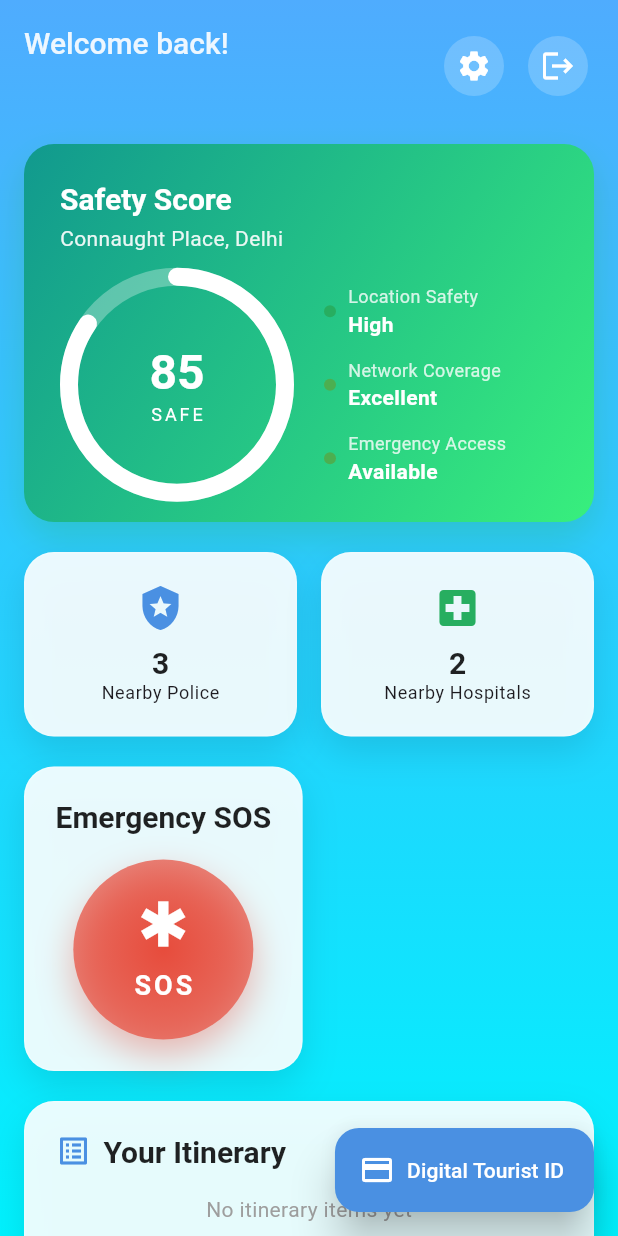
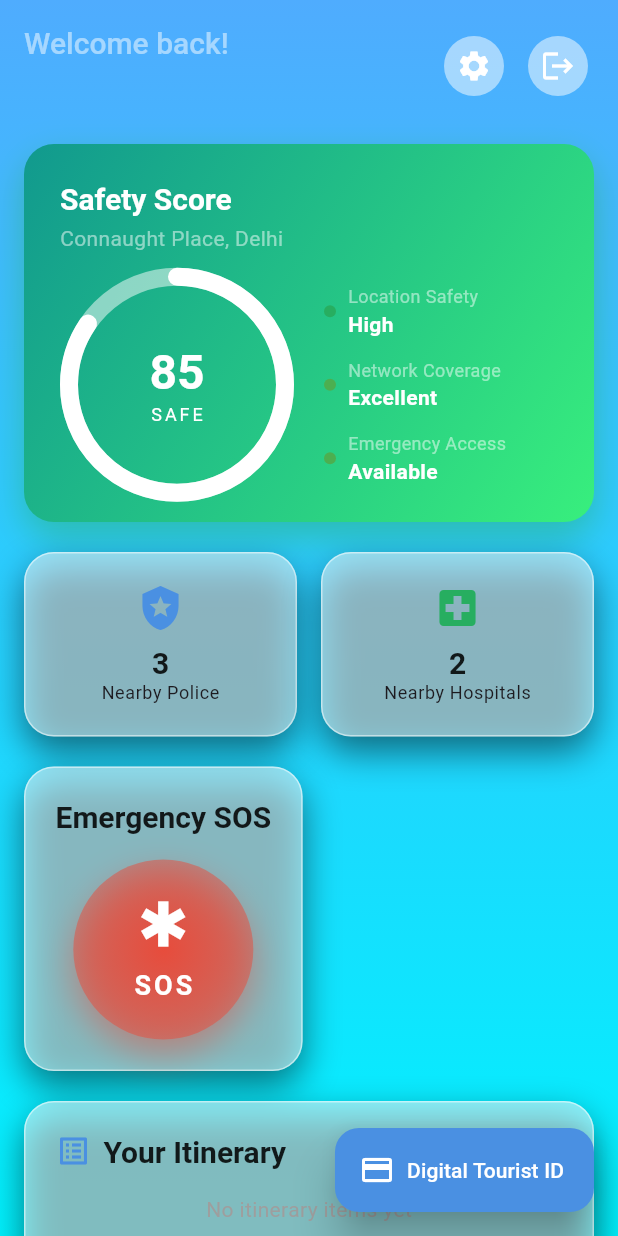
Before and after one commit to ararext/tripgrok, a Flutter app: the EnhancedDashboardScreen screen opened directly, on a phone screen of 412 x 824 dp. Run offline on Flutter 3.47's test engine with Material 3 defaults, Android fonts, the phone set to English and light mode, and no system bars; our stand-ins replace flutter_map, flutter_secure_storage, latlong2, shared_preferences; missing offline and left inert: mobile_scanner; accounts and stored records are empty.

Commit message:
refactor(i18n,cleanup): prune deps, expand localization, and remove deprecated APIs
- Trim pubspec dependencies to match actual imports and refresh lockfile
- Remove tracked Android build artifacts and delete unused core_theme.dart
- Expand ARB keys and regenerate localizations for core login/dashboard UX text
- Replace deprecated opacity calls with modern color API usage
- Update DropdownButtonFormField to initialValue
- Replace deprecated map-style RadioListTile usage in settings dialog
- Update README with cleanup, localization, and deprecation-remediation notes

```diff
--- a/lib/core/theme/app_theme.dart
+++ b/lib/core/theme/app_theme.dart
@@ -62,7 +62,7 @@ class AppTheme {
     ),
     cardTheme: CardThemeData(
   elevation: 12,
-  shadowColor: Colors.black.withOpacity(0.1),
+  shadowColor: Colors.black.withValues(alpha: 0.5),
   shape: RoundedRectangleBorder(
     borderRadius: BorderRadius.circular(20),
   ),
@@ -128,7 +128,7 @@ class AppTheme {
 
     cardTheme: CardThemeData(
   elevation: 12,
-  shadowColor: Colors.black.withOpacity(0.3),
+  shadowColor: Colors.black.withValues(alpha: 0.5),
   shape: RoundedRectangleBorder(
     borderRadius: BorderRadius.circular(20),
   ),
--- a/lib/core/theme/core_theme.dart
+++ /dev/null
@@ -1 +0,0 @@
-// appyfizz
--- a/lib/screens/enhanced_dashboard_screen.dart
+++ b/lib/screens/enhanced_dashboard_screen.dart
@@ -12,7 +12,6 @@ import 'id_screen.dart';
 import 'map_screen.dart';
 import 'settings_screen.dart';
 import 'login_screen.dart';
-import 'dart:math' as math;
 
 class EnhancedDashboardScreen extends StatefulWidget {
   final VoidCallback? onThemeToggle;
@@ -108,7 +107,10 @@ class _EnhancedDashboardScreenState extends State<EnhancedDashboardScreen>
       await TouristSecureStorage.saveItinerary(_itinerary);
       if (!mounted) return;
       _itineraryController.clear();
-      _showSnackBar('Itinerary item added successfully!', Colors.green);
+      _showSnackBar(
+        AppLocalizations.of(context)!.itineraryAddedSuccess,
+        Colors.green,
+      );
     }
   }
 
@@ -123,19 +125,22 @@ class _EnhancedDashboardScreenState extends State<EnhancedDashboardScreen>
           children: [
             Icon(Icons.warning, color: Colors.red.shade600, size: 32),
             const SizedBox(width: 12),
-            const Text('Risk Alert!', style: TextStyle(color: Colors.red)),
+            Text(
+              AppLocalizations.of(context)!.riskAlertTitle,
+              style: const TextStyle(color: Colors.red),
+            ),
           ],
         ),
         content: Column(
           mainAxisSize: MainAxisSize.min,
           children: [
             Text(
-              'You have entered a high-risk zone. Your safety score has decreased.',
+              AppLocalizations.of(context)!.riskAlertMessage,
               style: TextStyle(color: Colors.red.shade700),
             ),
             const SizedBox(height: 16),
             Text(
-              'Suggested actions:\n• Stay in well-lit areas\n• Keep emergency contacts ready\n• Consider changing route',
+              AppLocalizations.of(context)!.riskAlertActions,
               style: TextStyle(color: Colors.grey.shade700),
             ),
           ],
@@ -143,7 +148,7 @@ class _EnhancedDashboardScreenState extends State<EnhancedDashboardScreen>
         actions: [
           TextButton(
             onPressed: () => Navigator.pop(context),
-            child: const Text('Understood'),
+            child: Text(AppLocalizations.of(context)!.riskAlertUnderstood),
           ),
           ElevatedButton(
             onPressed: () {
@@ -151,7 +156,10 @@ class _EnhancedDashboardScreenState extends State<EnhancedDashboardScreen>
               _navigateToMap();
             },
             style: ElevatedButton.styleFrom(backgroundColor: Colors.red),
-            child: const Text('View Safe Route', style: TextStyle(color: Colors.white)),
+            child: Text(
+              AppLocalizations.of(context)!.viewSafeRoute,
+              style: const TextStyle(color: Colors.white),
+            ),
           ),
         ],
       ),
@@ -168,20 +176,23 @@ class _EnhancedDashboardScreenState extends State<EnhancedDashboardScreen>
           children: [
             Icon(Icons.emergency, color: Colors.red.shade600, size: 32),
             const SizedBox(width: 12),
-            const Text('Emergency Alert Sent!', style: TextStyle(color: Colors.red)),
+            Text(
+              AppLocalizations.of(context)!.emergencyAlertSent,
+              style: const TextStyle(color: Colors.red),
+            ),
           ],
         ),
         content: Column(
           mainAxisSize: MainAxisSize.min,
           children: [
-            const Text('🚨 Emergency services have been notified'),
+            Text(AppLocalizations.of(context)!.emergencyNotified),
             const SizedBox(height: 8),
-            const Text('📍 Your location has been shared'),
+            Text(AppLocalizations.of(context)!.locationShared),
             const SizedBox(height: 8),
-            const Text('📞 Emergency contacts alerted'),
+            Text(AppLocalizations.of(context)!.contactsAlerted),
             const SizedBox(height: 16),
             Text(
-              'Help is on the way!',
+              AppLocalizations.of(context)!.helpOnTheWay,
               style: TextStyle(
                 fontSize: 18,
                 fontWeight: FontWeight.bold,
@@ -315,13 +326,13 @@ class _EnhancedDashboardScreenState extends State<EnhancedDashboardScreen>
           crossAxisAlignment: CrossAxisAlignment.start,
           children: [
             Text(
-              'Welcome back!',
+              l10n.welcomeBack,
               style: theme.textTheme.titleLarge?.copyWith(
-                color: Colors.white.withOpacity(0.9),
+                color: Colors.white.withValues(alpha: 0.5),
               ),
             ),
             Text(
-              _data?.name ?? 'Tourist',
+              _data?.name ?? l10n.defaultTouristName,
               style: theme.textTheme.headlineMedium?.copyWith(
                 color: Colors.white,
                 fontWeight: FontWeight.bold,
@@ -344,7 +355,7 @@ class _EnhancedDashboardScreenState extends State<EnhancedDashboardScreen>
               ),
               icon: const Icon(Icons.settings, color: Colors.white),
               style: IconButton.styleFrom(
-                backgroundColor: Colors.white.withOpacity(0.2),
+                backgroundColor: Colors.white.withValues(alpha: 0.5),
               ),
             ),
             const SizedBox(width: 8),
@@ -365,7 +376,7 @@ class _EnhancedDashboardScreenState extends State<EnhancedDashboardScreen>
               },
               icon: const Icon(Icons.logout, color: Colors.white),
               style: IconButton.styleFrom(
-                backgroundColor: Colors.white.withOpacity(0.2),
+                backgroundColor: Colors.white.withValues(alpha: 0.5),
               ),
             ),
           ],
@@ -394,7 +405,7 @@ class _EnhancedDashboardScreenState extends State<EnhancedDashboardScreen>
                   ),
                 ),
                 Text(
-                  'Nearby Police',
+                  l10n.nearbyPolice,
                   style: theme.textTheme.bodySmall,
                 ),
               ],
@@ -419,7 +430,7 @@ class _EnhancedDashboardScreenState extends State<EnhancedDashboardScreen>
                   ),
                 ),
                 Text(
-                  'Nearby Hospitals',
+                  l10n.nearbyHospitals,
                   style: theme.textTheme.bodySmall,
                 ),
               ],
@@ -440,7 +451,7 @@ class _EnhancedDashboardScreenState extends State<EnhancedDashboardScreen>
               Icon(Icons.list_alt, color: AppTheme.primaryBlue),
               const SizedBox(width: 8),
               Text(
-                'Your Itinerary',
+                l10n.yourItinerary,
                 style: theme.textTheme.titleLarge?.copyWith(
                   fontWeight: FontWeight.bold,
                 ),
@@ -451,7 +462,7 @@ class _EnhancedDashboardScreenState extends State<EnhancedDashboardScreen>
           if (_itinerary.isEmpty)
             Center(
               child: Text(
-                'No itinerary items yet',
+                l10n.noItineraryItems,
                 style: theme.textTheme.bodyMedium?.copyWith(
                   color: Colors.grey,
                 ),
@@ -465,7 +476,7 @@ class _EnhancedDashboardScreenState extends State<EnhancedDashboardScreen>
                 margin: const EdgeInsets.only(bottom: 8),
                 padding: const EdgeInsets.all(12),
                 decoration: BoxDecoration(
-                  color: AppTheme.primaryBlue.withOpacity(0.1),
+                  color: AppTheme.primaryBlue.withValues(alpha: 0.5),
                   borderRadius: BorderRadius.circular(8),
                 ),
                 child: Row(
@@ -528,7 +539,7 @@ class _EnhancedDashboardScreenState extends State<EnhancedDashboardScreen>
         crossAxisAlignment: CrossAxisAlignment.start,
         children: [
           Text(
-            'Quick Actions',
+            l10n.quickActions,
             style: theme.textTheme.titleLarge?.copyWith(
               fontWeight: FontWeight.bold,
             ),
--- a/lib/widgets/emergency_button.dart
+++ b/lib/widgets/emergency_button.dart
@@ -33,7 +33,7 @@ class _EmergencyButtonState extends State<EmergencyButton>
     );
     _colorAnimation = ColorTween(
       begin: AppTheme.dangerRed,
-      end: AppTheme.dangerRed.withOpacity(0.8),
+      end: AppTheme.dangerRed.withValues(alpha: 0.5),
     ).animate(_controller);
   }
 
@@ -56,19 +56,19 @@ class _EmergencyButtonState extends State<EmergencyButton>
                 gradient: RadialGradient(
                   colors: [
                     _colorAnimation.value ?? AppTheme.dangerRed,
-                    AppTheme.dangerRed.withOpacity(0.7),
+                    AppTheme.dangerRed.withValues(alpha: 0.5),
                   ],
                 ),
                 shape: BoxShape.circle,
                 boxShadow: [
                   BoxShadow(
-                    color: AppTheme.dangerRed.withOpacity(0.4),
+                    color: AppTheme.dangerRed.withValues(alpha: 0.5),
                     blurRadius: 20,
                     offset: const Offset(0, 10),
                   ),
                   if (widget.isActive)
                     BoxShadow(
-                      color: AppTheme.dangerRed.withOpacity(0.6),
+                      color: AppTheme.dangerRed.withValues(alpha: 0.5),
                       blurRadius: 40,
                       spreadRadius: 10,
                     ),
--- a/lib/widgets/glass_card.dart
+++ b/lib/widgets/glass_card.dart
@@ -20,16 +20,16 @@ class GlassCard extends StatelessWidget {
       padding: const EdgeInsets.all(20),
       decoration: BoxDecoration(
         color: isDark
-            ? Colors.white.withOpacity(opacity)
-            : Colors.white.withOpacity(0.9),
+            ? Colors.white.withValues(alpha: 0.5)
+            : Colors.white.withValues(alpha: 0.5),
         borderRadius: BorderRadius.circular(20),
         border: Border.all(
-          color: Colors.white.withOpacity(0.2),
+          color: Colors.white.withValues(alpha: 0.5),
           width: 1,
         ),
         boxShadow: [
           BoxShadow(
-            color: Colors.black.withOpacity(0.1),
+            color: Colors.black.withValues(alpha: 0.5),
             blurRadius: 20,
             offset: const Offset(0, 10),
           ),
--- a/lib/widgets/safety_score_card.dart
+++ b/lib/widgets/safety_score_card.dart
@@ -61,7 +61,7 @@ class _SafetyScoreCardState extends State<SafetyScoreCard>
         borderRadius: BorderRadius.circular(20),
         boxShadow: [
           BoxShadow(
-            color: _getScoreColor(widget.score).withOpacity(0.3),
+            color: _getScoreColor(widget.score).withValues(alpha: 0.5),
             blurRadius: 20,
             offset: const Offset(0, 10),
           ),
@@ -87,7 +87,7 @@ class _SafetyScoreCardState extends State<SafetyScoreCard>
                   Text(
                     widget.location,
                     style: theme.textTheme.bodyMedium?.copyWith(
-                      color: Colors.white.withOpacity(0.9),
+                      color: Colors.white.withValues(alpha: 0.5),
                     ),
                   ),
                 ],
@@ -114,7 +114,7 @@ class _SafetyScoreCardState extends State<SafetyScoreCard>
                       painter: CircularProgressPainter(
                         progress: _animation.value,
                         strokeWidth: 12,
-                        backgroundColor: Colors.white.withOpacity(0.3),
+                        backgroundColor: Colors.white.withValues(alpha: 0.5),
                         progressColor: Colors.white,
                       ),
                       child: Container(
@@ -201,7 +201,7 @@ class _SafetyScoreCardState extends State<SafetyScoreCard>
               Text(
                 label,
                 style: TextStyle(
-                  color: Colors.white.withOpacity(0.8),
+                  color: Colors.white.withValues(alpha: 0.5),
                   fontSize: 12,
                 ),
               ),
```
Also changed, not shown: lib/l10n/app_en.arb (+34 -1 lines), lib/l10n/app_hi.arb (+34 -1 lines), lib/screens/id_screen.dart (+14 -15 lines), lib/screens/login_screen.dart (+21 -21 lines), lib/screens/map_screen.dart (+12 -11 lines), lib/screens/settings_screen.dart (+14 -15 lines), pubspec.yaml (+2 -45 lines), lib/generated/app_localizations.dart, lib/generated/app_localizations_en.dart, lib/generated/app_localizations_hi.dart, pubspec.lock, 3 other files.
